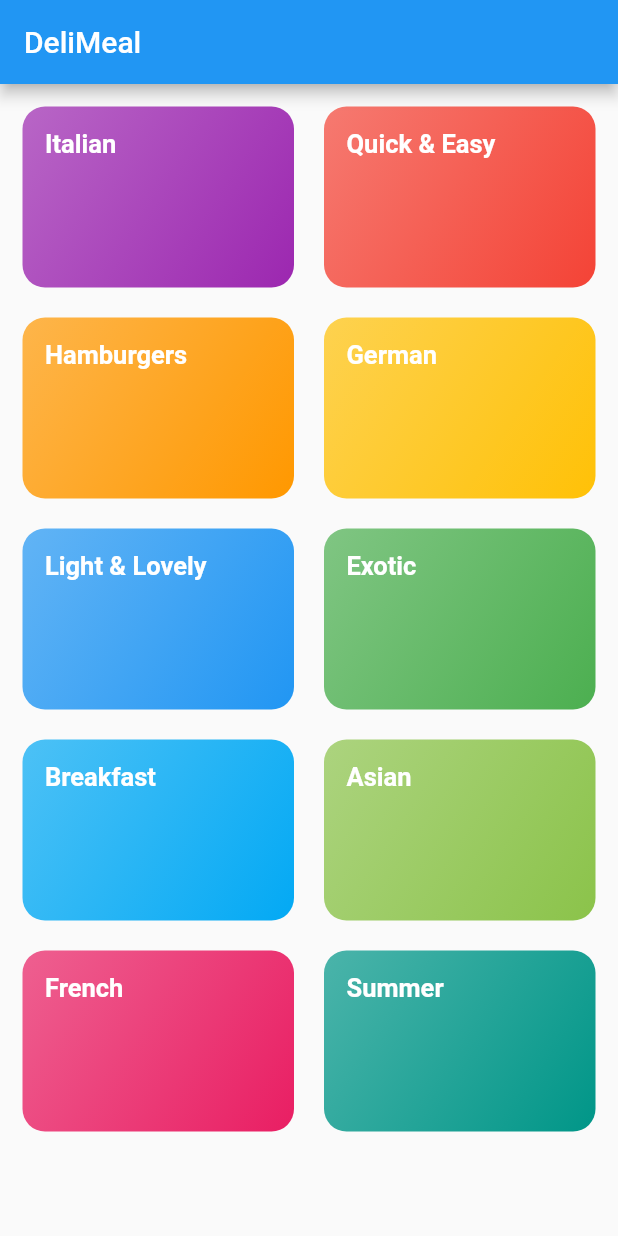
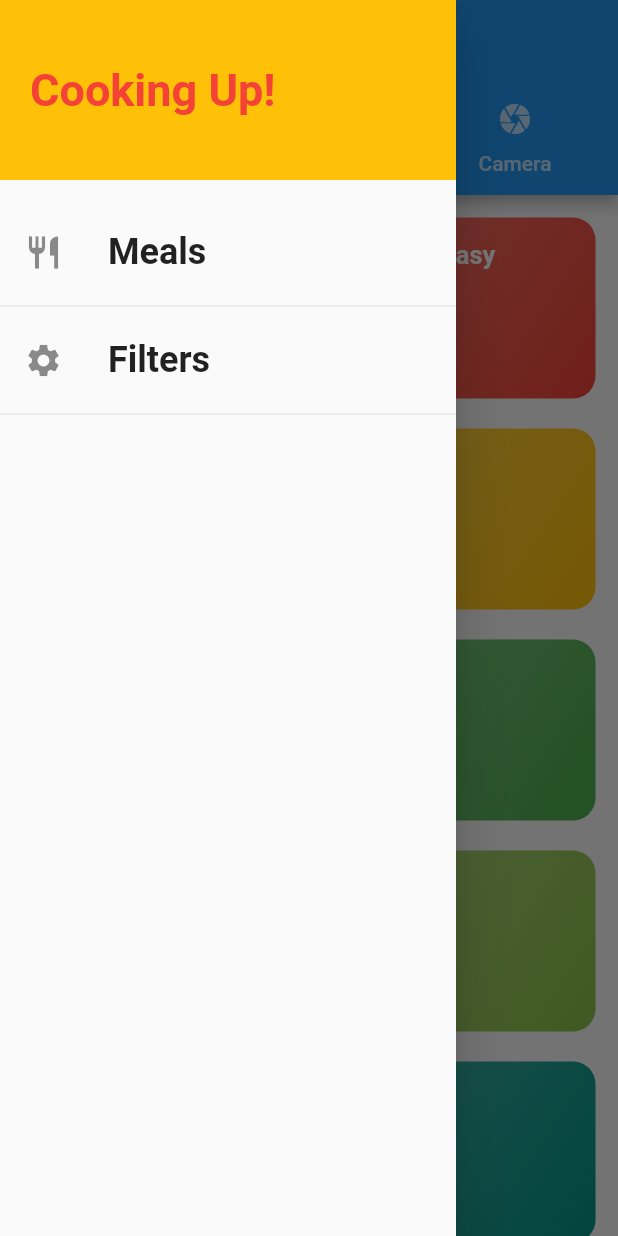
Before and after one commit to rahulok/Meals_app, a Flutter app: the screen it shows after launch, with the side drawer open (before the commit the screen has no drawer), on a phone screen of 412 x 824 dp. Run offline on Flutter 3.47's test engine with Material 2 defaults, Android fonts, the phone set to English and light mode, and no system bars.

Commit message:
Added filters

```diff
--- a/lib/main.dart
+++ b/lib/main.dart
@@ -1,5 +1,5 @@
 import 'package:flutter/material.dart';
-import './screens/categories_screen.dart';
+import './screens/tabs_screen.dart';
 
 void main() => runApp(MyApp());
 
@@ -11,7 +11,7 @@ class MyApp extends StatelessWidget {
       theme: ThemeData(
         primarySwatch: Colors.blue,
       ),
-      home: CategoriesScreen(),
+      home: TabScreen(),
     );
   }
 }
--- a/lib/screens/categories_screen.dart
+++ b/lib/screens/categories_screen.dart
@@ -5,11 +5,7 @@ import '../widgets/category_item.dart';
 class CategoriesScreen extends StatelessWidget {
   @override
   Widget build(BuildContext context) {
-    return Scaffold(
-      appBar: AppBar(
-        title: const Text('DeliMeal'),
-      ),
-      body: GridView(
+    return GridView(
       padding: EdgeInsets.all(15),
       children: DUMMY_CATEGORIES.map((ele) {
         return CategoryItem(ele.id, ele.title, ele.color);
@@ -20,7 +16,6 @@ class CategoriesScreen extends StatelessWidget {
         crossAxisSpacing: 20,
         mainAxisSpacing: 20,
       ),
-      ),
     );
   }
 }
--- a/lib/screens/category_detail_screen.dart
+++ b/lib/screens/category_detail_screen.dart
@@ -21,6 +21,7 @@ class Category_detail_screen extends StatelessWidget {
         child: ListView.builder(
           itemBuilder: (ctx, index) {
             return MealItem(
+              id: categoryMeals[index].id,
               title: categoryMeals[index].title,
               imageUrl: categoryMeals[index].imageUrl,
               duration: categoryMeals[index].duration,
--- /dev/null
+++ b/lib/screens/tabs_screen.dart
@@ -0,0 +1,50 @@
+import 'package:flutter/material.dart';
+import '../widgets/main_drawer.dart';
+import '../screens/favourite_screen.dart';
+import '../screens/categories_screen.dart';
+
+class TabScreen extends StatefulWidget {
+  @override
+  _TabScreenState createState() => _TabScreenState();
+}
+
+class _TabScreenState extends State<TabScreen> {
+  @override
+  Widget build(BuildContext context) {
+    return DefaultTabController(
+      length: 3,
+      initialIndex: 0,
+      child: Scaffold(
+        appBar: AppBar(
+          title: Text('Meals'),
+          bottom: TabBar(
+            tabs: <Widget>[
+              Tab(
+                icon: Icon(Icons.category),
+                text: 'Category',
+              ),
+              Tab(
+                icon: Icon(Icons.star),
+                text: 'Favourites',
+              ),
+              Tab(
+                icon: Icon(Icons.camera),
+                text: 'Camera',
+              ),
+            ],
+          ),
+        ),
+        drawer: MainDrawer(),
+        body: TabBarView(
+          children: <Widget>[
+            CategoriesScreen(),
+            FavouriteScreen(),
+            Center(
+              child: Text('Helo beta'),
+            )
+          ],
+        ),
+      ),
+    );
+  }
+}
--- /dev/null
+++ b/lib/widgets/main_drawer.dart
@@ -0,0 +1,79 @@
+import 'package:flutter/material.dart';
+import '../screens/filters_screen.dart';
+import '../screens/tabs_screen.dart';
+
+class MainDrawer extends StatelessWidget {
+  Widget buildListTile(String title, IconData icon, Function tapHandler) {
+    return ListTile(
+      leading: Icon(
+        icon,
+        size: 26,
+      ),
+      title: Text(
+        title,
+        style: TextStyle(
+          // fontFamily: 'RobotoCondensed',
+          fontSize: 24,
+          fontWeight: FontWeight.bold,
+        ),
+      ),
+      onTap: tapHandler,
+    );
+  }
+
+  @override
+  Widget build(BuildContext context) {
+    return Drawer(
+      child: Column(
+        children: <Widget>[
+          Container(
+            height: 120,
+            width: double.infinity,
+            padding: EdgeInsets.all(20),
+            alignment: Alignment.centerLeft,
+            color: Colors.amber,
+            child: Text(
+              'Cooking Up!',
+              style: TextStyle(
+                fontWeight: FontWeight.w600,
+                fontSize: 30,
+                color: Colors.red,
+              ),
+            ),
+          ),
+          SizedBox(
+            height: 20,
+          ),
+          buildListTile(
+            'Meals',
+            Icons.restaurant,
+            () {
+              Navigator.of(context).push(
+                MaterialPageRoute(
+                  builder: (_) {
+                    return TabScreen();
+                  },
+                ),
+              );
+            },
+          ),
+          Divider(),
+          buildListTile(
+            'Filters',
+            Icons.settings,
+            () {
+              Navigator.of(context).pushReplacement(
+                MaterialPageRoute(
+                  builder: (_) {
+                    return FiltersScreen();
+                  },
+                ),
+              );
+            },
+          ),
+          Divider(),
+        ],
+      ),
+    );
+  }
+}
```
Also changed, not shown: lib/screens/favourite_screen.dart (added, +10 -0 lines), lib/screens/filters_screen.dart (added, +75 -0 lines), lib/screens/meal_detail.dart (added, +96 -0 lines), lib/widgets/meal_item.dart (+17 -2 lines). Lines whose indentation alone changed are shown as unchanged.
